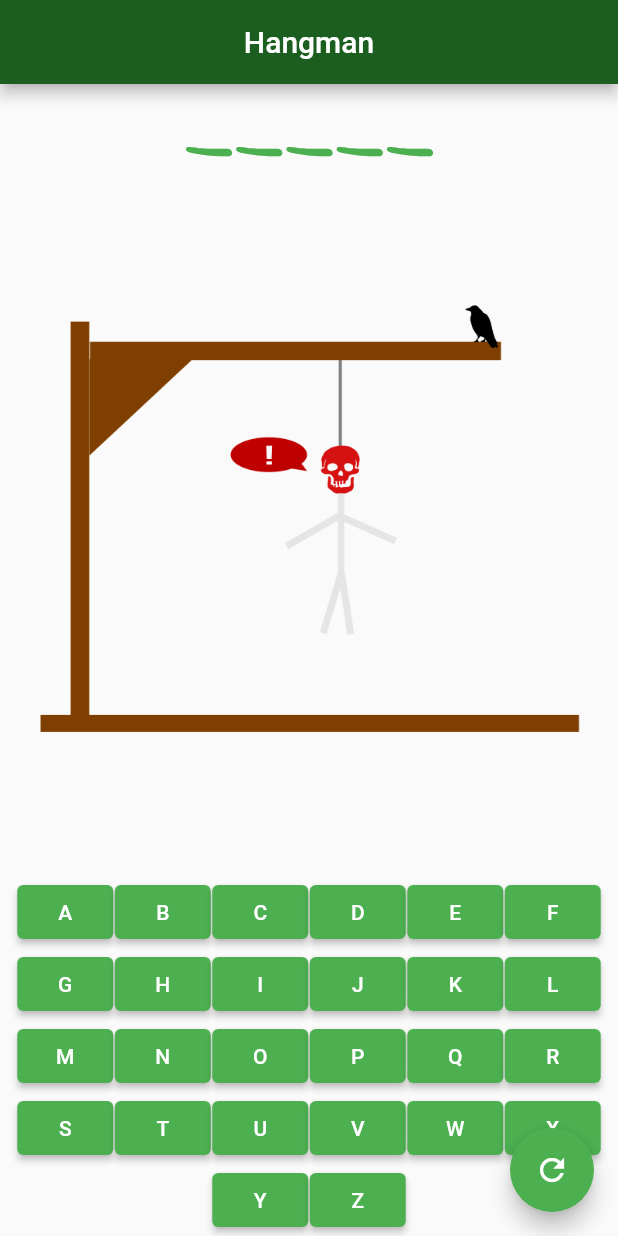
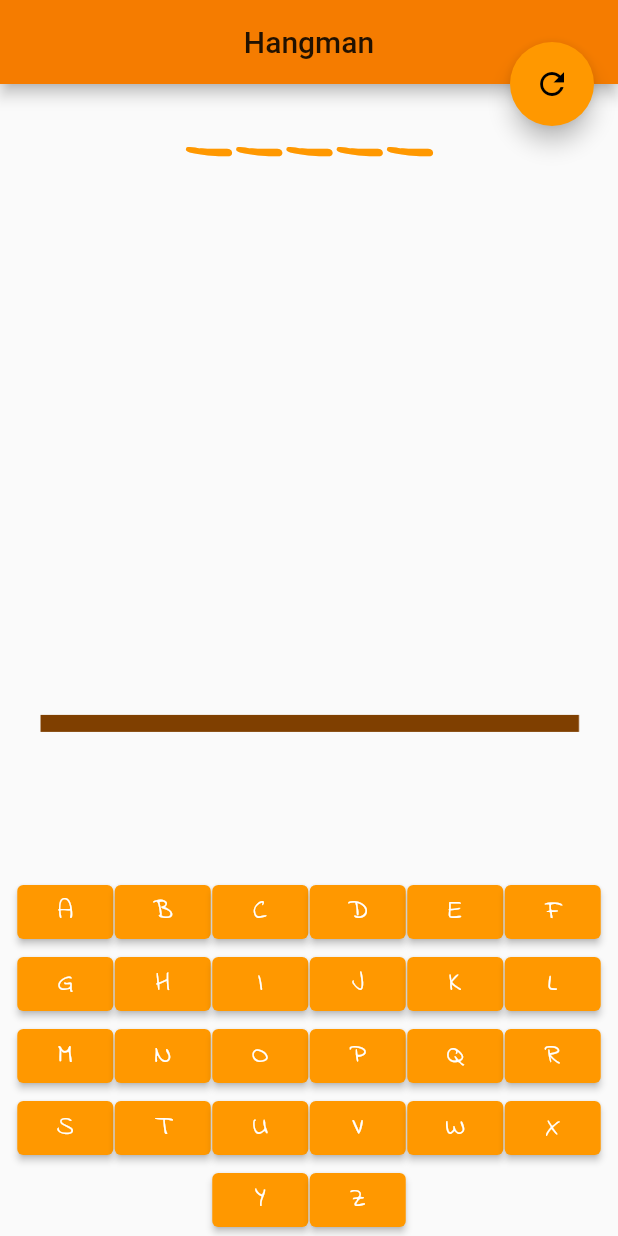
Before and after one commit to amwebexpert/hangman-UI-flutter, a Flutter app: the screen it shows after launch, on a phone screen of 412 x 824 dp. Run offline on Flutter 3.47's test engine with Material 2 defaults, Android fonts, the light colour scheme and no system bars.

Commit message:
Styled app

```diff
--- a/lib/letters-widget.dart
+++ b/lib/letters-widget.dart
@@ -22,7 +22,14 @@ class LettersWidget extends StatelessWidget {
                 onPressed: wordToGuess.charsTried.contains(c)
                     ? null
                     : () => onLetterPressed(c),
-                child: Text(c),
+                child: Text(
+                  c,
+                  style: TextStyle(
+                    fontSize: 18,
+                    color: Colors.white,
+                    fontFamily: 'IndieFlower',
+                  ),
+                ),
               ))
           .toList(),
     );
--- a/lib/main.dart
+++ b/lib/main.dart
@@ -11,7 +11,7 @@ class HangmanApp extends StatelessWidget {
     return MaterialApp(
       title: 'Hangman App',
       theme: ThemeData(
-        primarySwatch: Colors.green,
+        primarySwatch: Colors.orange,
       ),
       home: HomePage(title: 'Hangman'),
     );
@@ -49,7 +49,7 @@ class _HomePageState extends State<HomePage> {
       appBar: AppBar(
         title: Text(widget.title),
         centerTitle: true,
-        backgroundColor: Colors.green[900],
+        backgroundColor: Colors.orange[700],
       ),
       body: Center(
         child: Column(
@@ -61,15 +61,16 @@ class _HomePageState extends State<HomePage> {
                 fontSize: 48,
                 fontWeight: FontWeight.bold,
                 letterSpacing: 2,
-                color: Colors.green[500],
+                color: Colors.orange[500],
                 fontFamily: 'IndieFlower',
               ),
             ),
-            Expanded(child: Image.asset('assets/images/hangman-10.png')),
+            Expanded(child: Image.asset("assets/images/${wordToGuess.currentStateImage()}.png")),
             LettersWidget(wordToGuess: wordToGuess, onLetterPressed: tryLetter),
           ],
         ),
       ),
+      floatingActionButtonLocation: FloatingActionButtonLocation.endTop,
       floatingActionButton: FloatingActionButton(
         onPressed: () => reset(),
         child: Icon(Icons.refresh),
```
